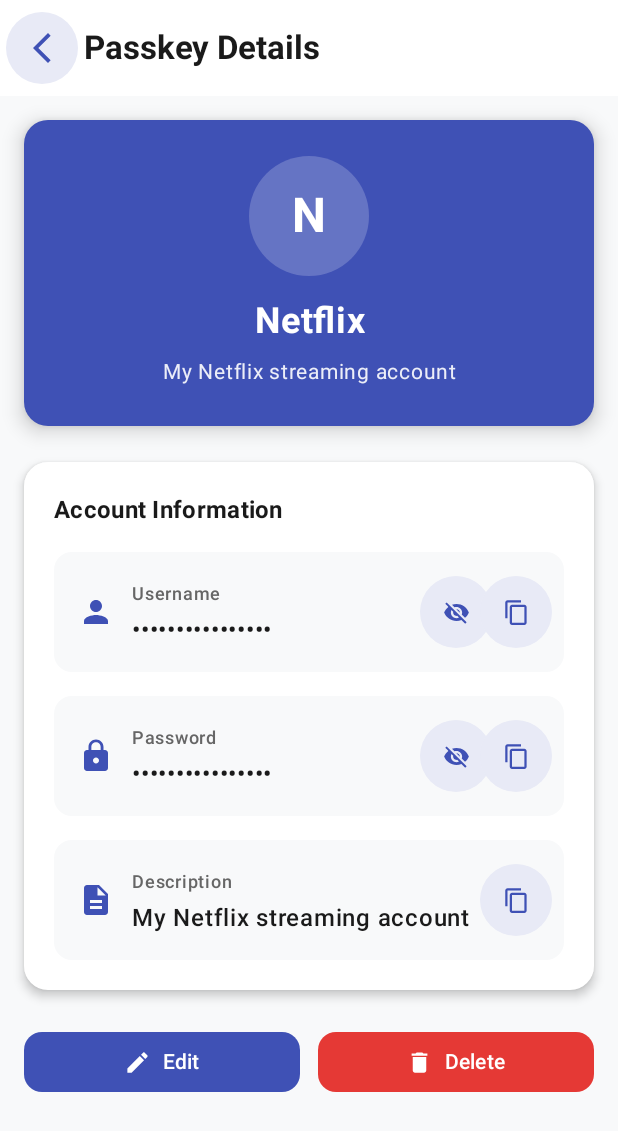
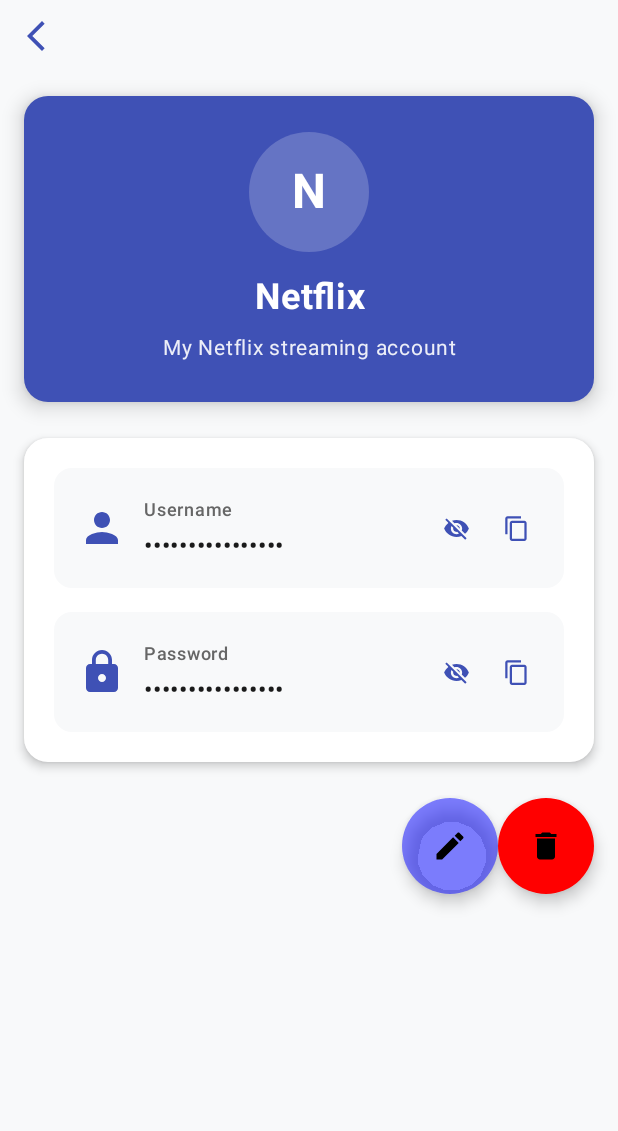
Before and after one commit to KaranJoshi1208/Hashin, an Android app built with Jetpack Compose: the @Preview function PreviewPassKeyDetail, on a phone screen of 412 x 824 dp. Shown: the top 1131 px of the screen. Run offline under Robolectric (Android 15) with nearby library versions, the phone set to English and light mode, and no system bars; our stand-ins replace Room's generated code.

Commit message:
Fixing PassKeyDetails.kt Screen

```diff
--- a/app/src/main/java/com/karan/hashin/model/remote/FireStoreDB.kt
+++ b/app/src/main/java/com/karan/hashin/model/remote/FireStoreDB.kt
@@ -19,14 +19,14 @@ class FireStoreDB {
 
     private val db = FirebaseFirestore.getInstance()
 
-     suspend fun addPasskeyToVault(user: FirebaseUser, passKey: PassKey) {
+    suspend fun addPasskeyToVault(user: FirebaseUser, passKey: PassKey) {
         db.collection(DB_COLLECTION)
             .document(user.uid)
             .collection(VAULT_COLLECTION)
             .add(passKey)
     }
 
-    suspend fun getPassKey(user: FirebaseUser): List<PassKey>{
+    suspend fun getPassKey(user: FirebaseUser): List<PassKey> {
         return try {
             val snapshot = db
                 .collection(DB_COLLECTION)
@@ -38,7 +38,7 @@ class FireStoreDB {
             snapshot.documents.mapNotNull {
                 it.toObject(PassKey::class.java)
             }
-        } catch(e: Exception) {
+        } catch (e: Exception) {
             Log.e("#ined", "Error fetching passkeys from FireStore Cloud DB", e)
             emptyList()
         }
--- a/app/src/main/java/com/karan/hashin/screens/home/PassKeyDetail.kt
+++ b/app/src/main/java/com/karan/hashin/screens/home/PassKeyDetail.kt
@@ -16,6 +16,7 @@ import androidx.compose.animation.slideOutVertically
 import androidx.compose.foundation.background
 import androidx.compose.foundation.clickable
 import androidx.compose.foundation.layout.*
+import androidx.compose.foundation.layout.Arrangement
 import androidx.compose.foundation.rememberScrollState
 import androidx.compose.foundation.shape.CircleShape
 import androidx.compose.foundation.shape.RoundedCornerShape
@@ -76,21 +77,10 @@ fun PassKeyDetail(
             .verticalScroll(rememberScrollState())
     ) {
         // Top App Bar
-        TopAppBar(
-            title = {
-                Text(
-                    text = "Passkey Details",
-                    style = MaterialTheme.typography.titleLarge,
-                    fontWeight = FontWeight.Bold
-                )
-            },
-            navigationIcon = {
         IconButton(
             onClick = onBackPressed,
             modifier = Modifier
                 .scale(scale)
-                        .clip(CircleShape)
-                        .background(Color(0xFFE8EAF6))
         ) {
             Icon(
                 Icons.Default.ArrowBackIosNew,
@@ -98,13 +88,6 @@ fun PassKeyDetail(
                 tint = Color(0xFF3F51B5)
             )
         }
-            },
-            colors = TopAppBarDefaults.topAppBarColors(
-                containerColor = Color.White,
-                titleContentColor = Color(0xFF1A1A1A)
-            )
-        )
-
         // Content
         Column(
             modifier = Modifier
@@ -184,13 +167,13 @@ fun PassKeyDetail(
                         .fillMaxWidth()
                         .padding(20.dp)
                 ) {
-                    Text(
-                        text = "Account Information",
-                        style = MaterialTheme.typography.titleMedium,
-                        fontWeight = FontWeight.Bold,
-                        color = Color(0xFF1A1A1A),
-                        modifier = Modifier.padding(bottom = 16.dp)
-                    )
+//                    Text(
+//                        text = "Account Information",
+//                        style = MaterialTheme.typography.titleMedium,
+//                        fontWeight = FontWeight.Bold,
+//                        color = Color(0xFF1A1A1A),
+//                        modifier = Modifier.padding(bottom = 16.dp)
+//                    )
 
                     // Username Section
                     DetailField(
@@ -220,22 +203,22 @@ fun PassKeyDetail(
                         }
                     )
 
-                    if (passKey.desc.isNotEmpty()) {
-                        Spacer(modifier = Modifier.height(16.dp))
-
-                        // Description Section
-                        DetailField(
-                            label = "Description",
-                            value = passKey.desc,
-                            icon = Icons.Default.Description,
-                            isVisible = true,
-                            onVisibilityToggle = null,
-                            onCopy = {
-                                copyToClipboard(context, "Description", passKey.desc)
-                                showCopiedToast = true
-                            }
-                        )
-                    }
+//                    if (passKey.desc.isNotEmpty()) {
+//                        Spacer(modifier = Modifier.height(16.dp))
+//
+//                        // Description Section
+//                        DetailField(
+//                            label = "Description",
+//                            value = passKey.desc,
+//                            icon = Icons.Default.Description,
+//                            isVisible = true,
+//                            onVisibilityToggle = null,
+//                            onCopy = {
+//                                copyToClipboard(context, "Description", passKey.desc)
+//                                showCopiedToast = true
+//                            }
+//                        )
+//                    }
                 }
             }
 
@@ -243,43 +226,41 @@ fun PassKeyDetail(
             Spacer(modifier = Modifier.height(24.dp))
 
             Row(
-                modifier = Modifier.fillMaxWidth(),
-                horizontalArrangement = Arrangement.spacedBy(12.dp)
+                modifier = Modifier
+                    .fillMaxWidth()
+//                    .height(72.dp)
+                ,
+                horizontalArrangement = Arrangement.End
             ) {
                 // Edit Button
-                Button(
+                FloatingActionButton(
                     onClick = { /* TODO: Implement edit functionality */ },
-                    modifier = Modifier.weight(1f),
-                    colors = ButtonDefaults.buttonColors(
-                        containerColor = Color(0xFF3F51B5)
-                    ),
-                    shape = RoundedCornerShape(12.dp)
+                    shape = RoundedCornerShape(100),
+                    containerColor = Color.Blue.copy(alpha = 0.5f),
+                    modifier = Modifier
+                        .size(64.dp),
                 ) {
                     Icon(
                         Icons.Default.Edit,
                         contentDescription = null,
-                        modifier = Modifier.size(18.dp)
+                        modifier = Modifier.size(24.dp)
                     )
-                    Spacer(modifier = Modifier.width(8.dp))
-                    Text("Edit")
                 }
 
                 // Delete Button
-                Button(
+                FloatingActionButton(
                     onClick = { /* TODO: Implement delete functionality */ },
-                    modifier = Modifier.weight(1f),
-                    colors = ButtonDefaults.buttonColors(
-                        containerColor = Color(0xFFE53935)
-                    ),
-                    shape = RoundedCornerShape(12.dp)
+                    shape = RoundedCornerShape(100),
+                    containerColor = Color.Red,
+                    modifier = Modifier
+                        .size(64.dp)
                 ) {
                     Icon(
                         Icons.Default.Delete,
                         contentDescription = null,
-                        modifier = Modifier.size(18.dp)
+                        modifier = Modifier
+                            .size(24.dp)
                     )
-                    Spacer(modifier = Modifier.width(8.dp))
-                    Text("Delete")
                 }
             }
         }
@@ -347,16 +328,16 @@ private fun DetailField(
         shape = RoundedCornerShape(12.dp)
     ) {
         Row(
+            verticalAlignment = Alignment.CenterVertically,
             modifier = Modifier
                 .fillMaxWidth()
-                .padding(16.dp),
-            verticalAlignment = Alignment.CenterVertically
+                .padding(16.dp)
         ) {
             Icon(
                 icon,
                 contentDescription = null,
                 tint = Color(0xFF3F51B5),
-                modifier = Modifier.size(24.dp)
+                modifier = Modifier.size(32.dp)
             )
 
             Spacer(modifier = Modifier.width(12.dp))
@@ -384,8 +365,6 @@ private fun DetailField(
                     onClick = onVisibilityToggle,
                     modifier = Modifier
                         .size(32.dp)
-                        .clip(CircleShape)
-                        .background(Color(0xFFE8EAF6))
                 ) {
                     Icon(
                         if (isVisible) Icons.Default.Visibility else Icons.Default.VisibilityOff,
@@ -403,8 +382,6 @@ private fun DetailField(
                 onClick = onCopy,
                 modifier = Modifier
                     .size(32.dp)
-                    .clip(CircleShape)
-                    .background(Color(0xFFE8EAF6))
             ) {
                 Icon(
                     Icons.Default.ContentCopy,
--- a/app/src/main/java/com/karan/hashin/viewmodel/HomeViewModel.kt
+++ b/app/src/main/java/com/karan/hashin/viewmodel/HomeViewModel.kt
@@ -38,4 +38,6 @@ class HomeViewModel : ViewModel() {
             isFetchingData = false
         }
     }
+
+    fun updatePasskey()
 }
```
Lines whose indentation alone changed are shown as unchanged.
